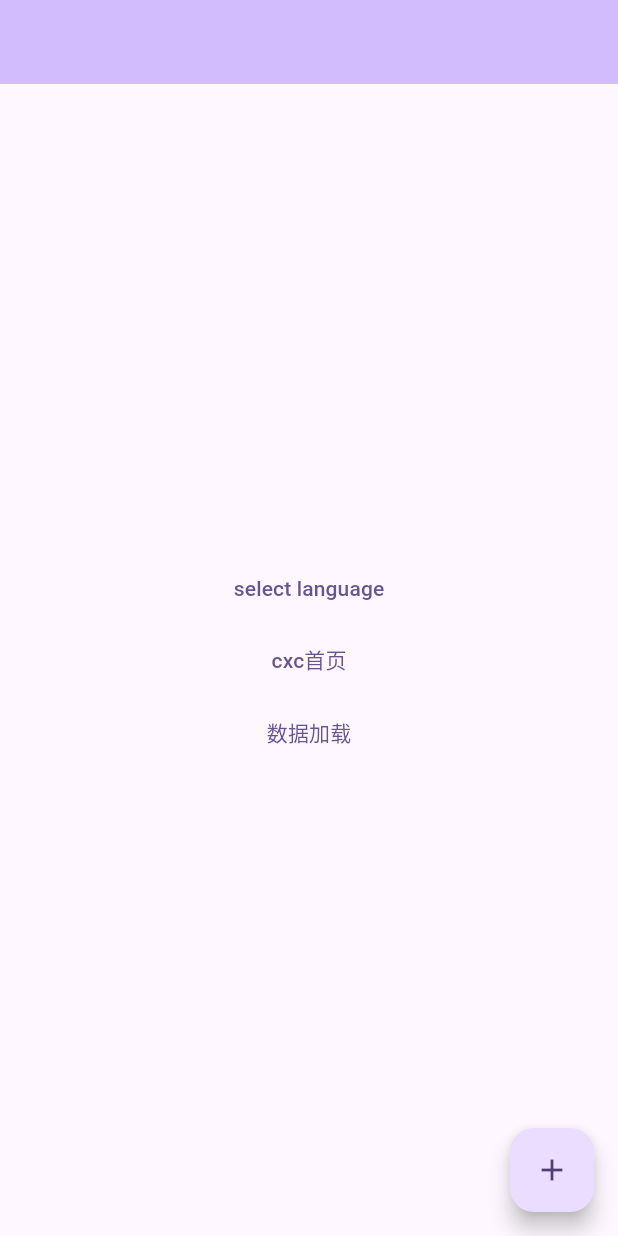
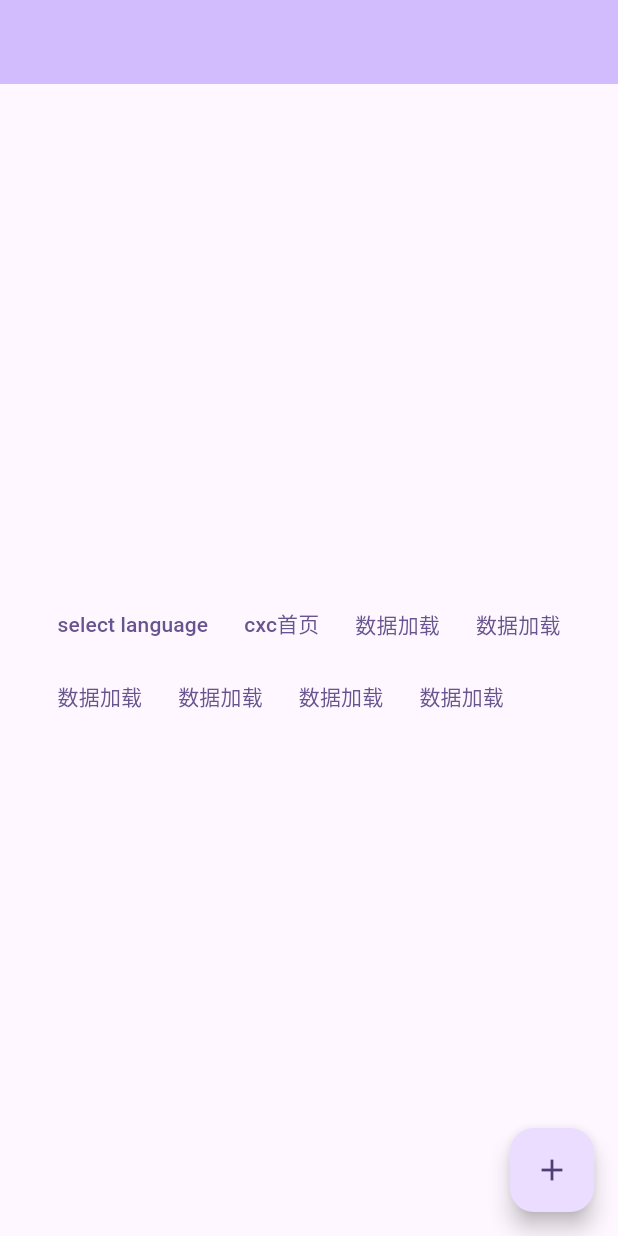
Before and after one commit to XiaoXin956/flutter_toolkit, a Flutter app: the screen it shows after launch, on a phone screen of 412 x 824 dp. Run offline on Flutter 3.47's test engine with Material 2 defaults, Android fonts, the light colour scheme and no system bars; our stand-ins replace animated_text_kit, bloc, dio, easy_refresh, equatable, flutter_bloc and 2 more; generated files the repository leaves out were written again.

Commit message:
修改图表

```diff
--- a/lib/main.dart
+++ b/lib/main.dart
@@ -36,7 +36,7 @@ class MyApp extends StatelessWidget {
             colorScheme: ColorScheme.fromSeed(seedColor: Colors.deepPurple),
             useMaterial3: true,
           ),
-          home: HomePage(title: '',),
+          home: HomePage(),
           // home: BlueListPage(),
           // home: BlocBuilder<LanguageBloc, LanguageState>(
           //   builder: (BuildContext context, LanguageState state) {
@@ -58,9 +58,8 @@ class MyApp extends StatelessWidget {
 }
 
 class HomePage extends StatefulWidget {
-  const HomePage({super.key, required this.title});
+  const HomePage({super.key});
 
-  final String title;
 
   @override
   State<HomePage> createState() => _HomePageState();
@@ -75,11 +74,9 @@ class _HomePageState extends State<HomePage> {
     return Scaffold(
       appBar: AppBar(
         backgroundColor: Theme.of(context).colorScheme.inversePrimary,
-        title: Text(widget.title),
       ),
       body: Center(
-        child: Column(
-          mainAxisAlignment: MainAxisAlignment.center,
+        child: Wrap(
           children: <Widget>[
             TextButton(onPressed: () {
               context.read<LanguageBloc>().add(LanguageGetTypeEvent());
@@ -105,6 +102,36 @@ class _HomePageState extends State<HomePage> {
                     return DataLoadPage();
                   }));}, child: Text("数据加载")),
 
+            TextButton(onPressed: (){
+              Navigator.push(context,
+                  MaterialPageRoute(builder: (BuildContext context) {
+                    return DataLoadPage();
+                  }));}, child: Text("数据加载")),
+
+            TextButton(onPressed: (){
+              Navigator.push(context,
+                  MaterialPageRoute(builder: (BuildContext context) {
+                    return DataLoadPage();
+                  }));}, child: Text("数据加载")),
+
+            TextButton(onPressed: (){
+              Navigator.push(context,
+                  MaterialPageRoute(builder: (BuildContext context) {
+                    return DataLoadPage();
+                  }));}, child: Text("数据加载")),
+
+            TextButton(onPressed: (){
+              Navigator.push(context,
+                  MaterialPageRoute(builder: (BuildContext context) {
+                    return DataLoadPage();
+                  }));}, child: Text("数据加载")),
+
+            TextButton(onPressed: (){
+              Navigator.push(context,
+                  MaterialPageRoute(builder: (BuildContext context) {
+                    return DataLoadPage();
+                  }));}, child: Text("数据加载")),
+
           ],
         ),
       ),
--- a/pubspec.yaml
+++ b/pubspec.yaml
@@ -27,6 +27,7 @@ dependencies:
 
   hive:
   video_player:
+  graphic: ^2.2.1
 
 
 dev_dependencies:
```
